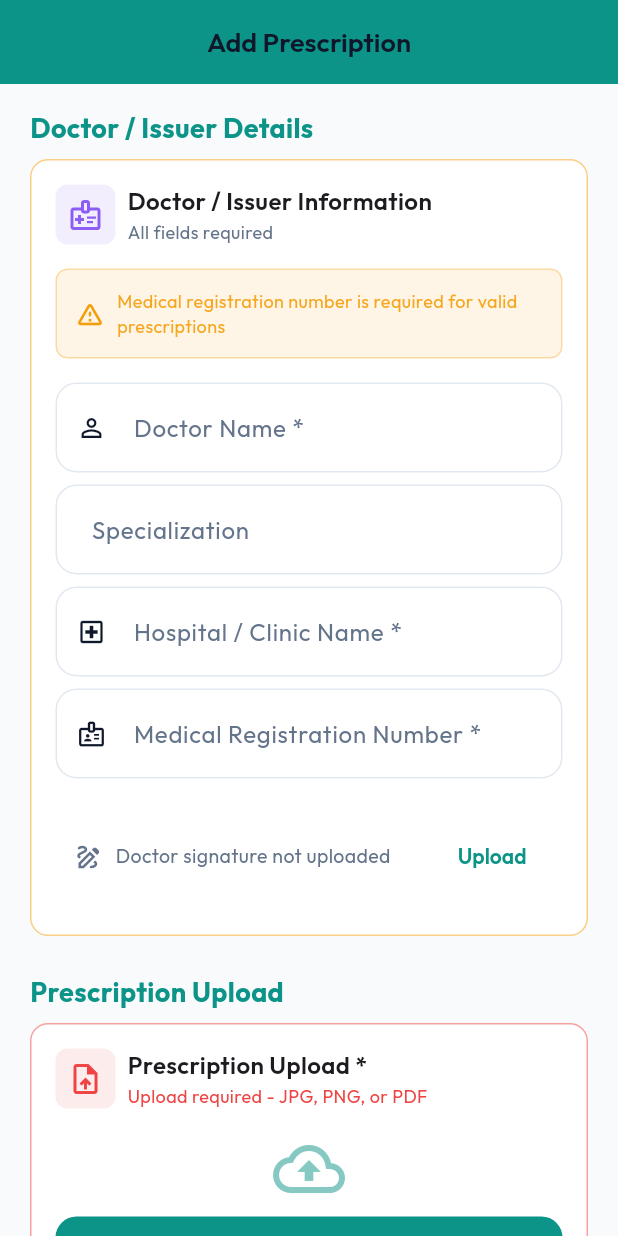
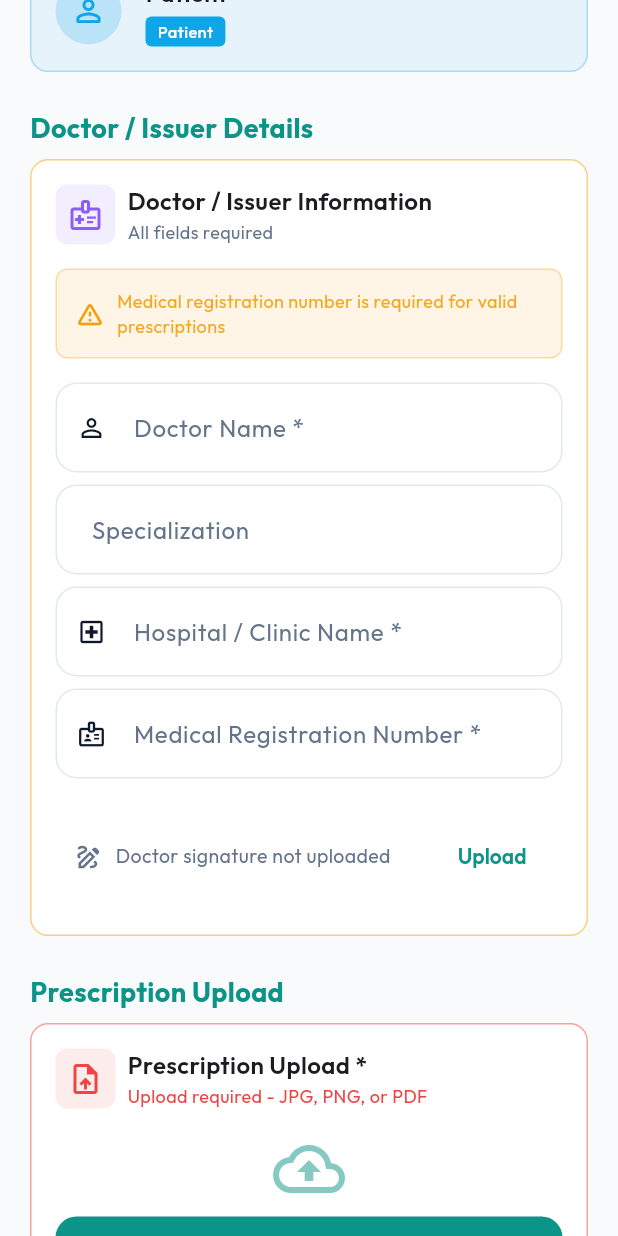
Before and after one commit to ankurrera/CareSync, a Flutter app: the AddPrescriptionScreen screen opened by its route, scrolled down 576 dp, on a phone screen of 412 x 824 dp. Run offline on Flutter 3.47's test engine with Material 3 defaults, Android fonts, the phone set to English and light mode, and no system bars; our stand-ins replace flutter_dotenv, flutter_riverpod, flutter_secure_storage, go_router, google_fonts, image_picker and 4 more; missing offline and left inert: mobile_scanner; accounts and stored records are empty; network calls fail.

Commit message:
Refactor add_prescription_screen to use CustomScrollView with slivers
Co-authored-by: ankurrera <186232326+ankurrera@users.noreply.github.com>

```diff
--- a/lib/features/patient/presentation/screens/add_prescription_screen.dart
+++ b/lib/features/patient/presentation/screens/add_prescription_screen.dart
@@ -13,7 +13,26 @@ import '../widgets/prescription_upload_widget.dart';
 import '../../../../services/supabase_service.dart';
 
 /// Comprehensive Add Prescription screen for patient input
-/// Implements all requirements from the problem statement
+///
+/// 🔒 LAYOUT ARCHITECTURE - CRITICAL
+/// This screen uses CustomScrollView with slivers to prevent layout constraint errors.
+///
+/// ❌ PREVIOUS ISSUES (FIXED):
+/// - Nested scrollables (ListView inside SingleChildScrollView)
+/// - Unbounded height constraints
+/// - "RenderBox was not laid out" errors
+///
+/// ✅ CURRENT SOLUTION:
+/// - ONE scrollable: CustomScrollView
+/// - Static sections: SliverToBoxAdapter / SliverList with SliverChildListDelegate
+/// - Dynamic medications: SliverList with SliverChildBuilderDelegate
+/// - NO nested ListViews, NO Expanded inside scroll views
+///
+/// This architecture ensures:
+/// 1. Constraint-safe scrolling with any number of medications
+/// 2. No render overflow errors
+/// 3. Smooth, unified scroll experience
+/// 4. Proper form state management across slivers
 class AddPrescriptionScreen extends ConsumerStatefulWidget {
   const AddPrescriptionScreen({super.key});
 
@@ -267,19 +286,27 @@ class _AddPrescriptionScreenState extends ConsumerState<AddPrescriptionScreen> {
     final patient = ref.watch(patientDataProvider);
 
     return Scaffold(
-      appBar: AppBar(
-        title: const Text('Add Prescription'),
-        backgroundColor: AppColors.primary,
-        foregroundColor: Colors.white,
-      ),
       body: patient.when(
         loading: () => const Center(child: CircularProgressIndicator()),
         error: (e, _) => Center(child: Text('Error: $e')),
         data: (_) => Form(
           key: _formKey,
-          child: ListView(
+          child: CustomScrollView(
+            slivers: [
+              // SliverAppBar replaces AppBar for scroll-integrated header
+              SliverAppBar(
+                title: const Text('Add Prescription'),
+                backgroundColor: AppColors.primary,
+                foregroundColor: Colors.white,
+                floating: true,
+                snap: true,
+              ),
+
+              // Padding wrapper for all content
+              SliverPadding(
                 padding: AppSpacing.screenPadding,
-            children: [
+                sliver: SliverList(
+                  delegate: SliverChildListDelegate([
                     // Info banner
                     _buildInfoBanner(),
                     const SizedBox(height: AppSpacing.lg),
@@ -322,13 +349,52 @@ class _AddPrescriptionScreenState extends ConsumerState<AddPrescriptionScreen> {
                     _buildDiagnosisSection(),
                     const SizedBox(height: AppSpacing.lg),
 
-              // 6️⃣ Medications Section
+                    // 6️⃣ Medications Section Header and Add Button
                     _buildSectionHeader('Medications'),
                     const SizedBox(height: AppSpacing.sm),
-              _buildMedicationsSection(),
-              const SizedBox(height: AppSpacing.lg),
+                    _buildMedicationsHeader(),
+                    const SizedBox(height: AppSpacing.md),
+                  ]),
+                ),
+              ),
+
+              // 6️⃣ Medications List - CRITICAL: Using SliverList to avoid nested scroll issues
+              // This prevents "RenderBox was not laid out" errors by using proper sliver architecture
+              _medications.isEmpty
+                  ? SliverPadding(
+                      padding: AppSpacing.screenPadding,
+                      sliver: SliverToBoxAdapter(
+                        child: _buildEmptyMedicationsState(),
+                      ),
+                    )
+                  : SliverPadding(
+                      padding: EdgeInsets.symmetric(
+                        horizontal: AppSpacing.screenPadding.left,
+                      ),
+                      sliver: SliverList(
+                        delegate: SliverChildBuilderDelegate(
+                          (context, index) {
+                            // Each medication card as individual sliver child
+                            // NO Expanded, NO Flexible - just direct widget return
+                            return MedicationCardWidget(
+                              key: ValueKey(_medications[index].id),
+                              index: index,
+                              initialData: _medications[index],
+                              onChanged: (details) => _updateMedication(index, details),
+                              onRemove: () => _removeMedication(index),
+                            );
+                          },
+                          childCount: _medications.length,
+                        ),
+                      ),
+                    ),
 
               // 7️⃣ Safety Flags
+              SliverPadding(
+                padding: AppSpacing.screenPadding,
+                sliver: SliverList(
+                  delegate: SliverChildListDelegate([
+                    const SizedBox(height: AppSpacing.lg),
                     _buildSectionHeader('Safety Information'),
                     const SizedBox(height: AppSpacing.sm),
                     _buildSafetyFlags(),
@@ -339,6 +405,9 @@ class _AddPrescriptionScreenState extends ConsumerState<AddPrescriptionScreen> {
                     const SizedBox(height: AppSpacing.md),
                     _buildSubmitButton(),
                     const SizedBox(height: AppSpacing.xl),
+                  ]),
+                ),
+              ),
             ],
           ),
         ),
@@ -576,11 +645,10 @@ class _AddPrescriptionScreenState extends ConsumerState<AddPrescriptionScreen> {
     );
   }
 
-  Widget _buildMedicationsSection() {
-    return Column(
-      children: [
-        // Add Medication Button
-        Row(
+  /// Builds the medications header with add button
+  /// Separated from list to work with sliver architecture
+  Widget _buildMedicationsHeader() {
+    return Row(
       children: [
         const Expanded(
           child: Text(
@@ -604,12 +672,13 @@ class _AddPrescriptionScreenState extends ConsumerState<AddPrescriptionScreen> {
           ),
         ),
       ],
-        ),
-        const SizedBox(height: AppSpacing.md),
+    );
+  }
 
-        // Empty state or medication cards
-        if (_medications.isEmpty)
-          Container(
+  /// Builds empty state when no medications added
+  /// Used as SliverToBoxAdapter child
+  Widget _buildEmptyMedicationsState() {
+    return Container(
       padding: const EdgeInsets.all(32),
       decoration: BoxDecoration(
         color: Theme.of(context).colorScheme.surface,
@@ -642,18 +711,6 @@ class _AddPrescriptionScreenState extends ConsumerState<AddPrescriptionScreen> {
           ),
         ],
       ),
-          )
-        else
-          ...List.generate(_medications.length, (index) {
-            return MedicationCardWidget(
-              key: ValueKey(_medications[index].id),
-              index: index,
-              initialData: _medications[index],
-              onChanged: (details) => _updateMedication(index, details),
-              onRemove: () => _removeMedication(index),
-            );
-          }),
-      ],
     );
   }
 
```
Lines whose indentation alone changed are shown as unchanged.
